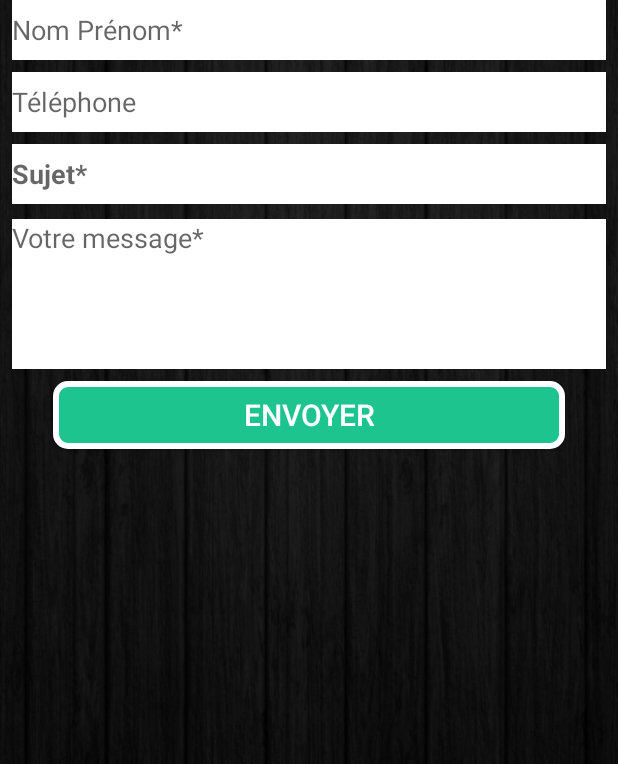
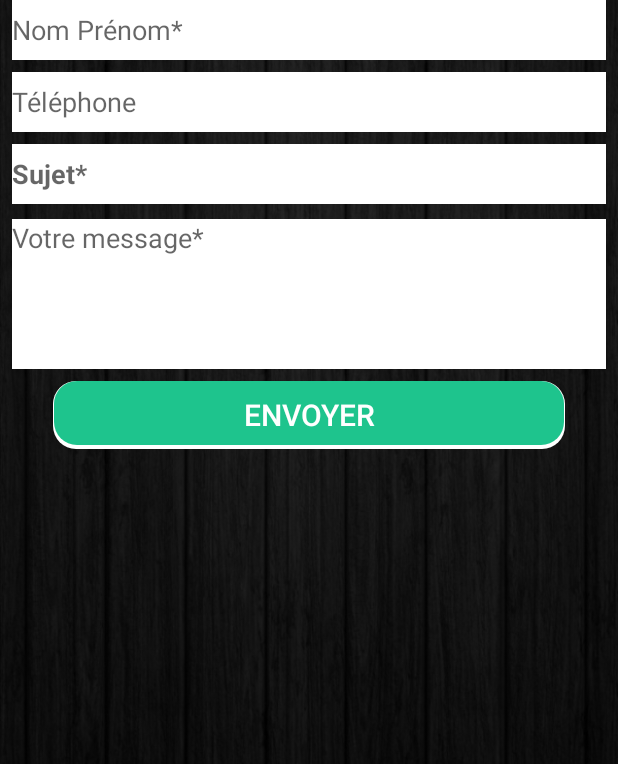
Before and after one commit to Sautronl/FoodTruck, an Android app: the screen it shows after launch (ContactPrivatisation), after a tap on an icon or button, on a phone screen of 412 x 824 dp, the part 472-1236 px from its top. Run offline under Robolectric (Android 15) with nearby library versions, the phone set to English and light mode, and no system bars; our stand-ins replace Firebase (no records; nobody signed in at launch, a user with empty details on screens opened directly).

Commit message:
border shadow

```diff
--- a/app/src/main/java/fr/wcs/foodtruck/UI/Activity/User/MenuDuJourActivity.java
+++ b/app/src/main/java/fr/wcs/foodtruck/UI/Activity/User/MenuDuJourActivity.java
@@ -196,7 +196,7 @@
                     mDescriptionMenu.setText(maj.getDescPlat());
                 Glide.with(getApplicationContext()).load(maj.getUrlImg()).into(mImgplatMenu);
                 mPrixButton.setText("Prix\n" +maj.getPrix());
-                mPrixButton.setTextColor(getResources().getColor(R.color.black));
+                //mPrixButton.setTextColor(getResources().getColor(R.color.black));
             }
 
             @Override
--- a/app/src/main/res/drawable/button_border_white.xml
+++ b/app/src/main/res/drawable/button_border_white.xml
@@ -1,12 +1,20 @@
 <?xml version="1.0" encoding="utf-8"?>
-<selector xmlns:android="http://schemas.android.com/apk/res/android">
+<layer-list xmlns:android="http://schemas.android.com/apk/res/android">
     <item>
         <shape android:shape="rectangle">
-            <stroke android:width="4dp"
-                    android:color="#ffffff"/>
-            <corners android:radius="8dip"/>
-            <solid android:color="@color/bleuTurk"/>
+            <solid android:color="@color/blanc"/>
+            <corners android:radius="15dp" />
         </shape>
     </item>
 
-</selector>
+    <item
+        android:left="1dp"
+        android:right="1dp"
+        android:top="0dp"
+        android:bottom="3dp">
+        <shape android:shape="rectangle">
+            <solid android:color="@color/bleuTurk" />
+            <corners android:radius="15dp" />
+        </shape>
+    </item>
+</layer-list>
--- a/app/src/main/res/layout/activity_main.xml
+++ b/app/src/main/res/layout/activity_main.xml
@@ -5,7 +5,8 @@
     android:layout_width="match_parent"
     android:layout_height="match_parent"
     tools:context="fr.wcs.foodtruck.UI.Activity.User.MainActivity"
-    android:background="@drawable/bg_accueil">
+    android:background="@drawable/foodtruck_bg"
+    >
 
     <RelativeLayout
         android:layout_width="match_parent"
--- a/app/src/main/res/layout/activity_splash.xml
+++ b/app/src/main/res/layout/activity_splash.xml
@@ -5,6 +5,7 @@
     android:layout_width="match_parent"
     android:layout_height="match_parent"
     android:layout_gravity="center"
+    android:background="@drawable/foodtruck_bg"
     tools:context="fr.wcs.foodtruck.UI.Activity.User.SplashActivity"
     >
 
```
